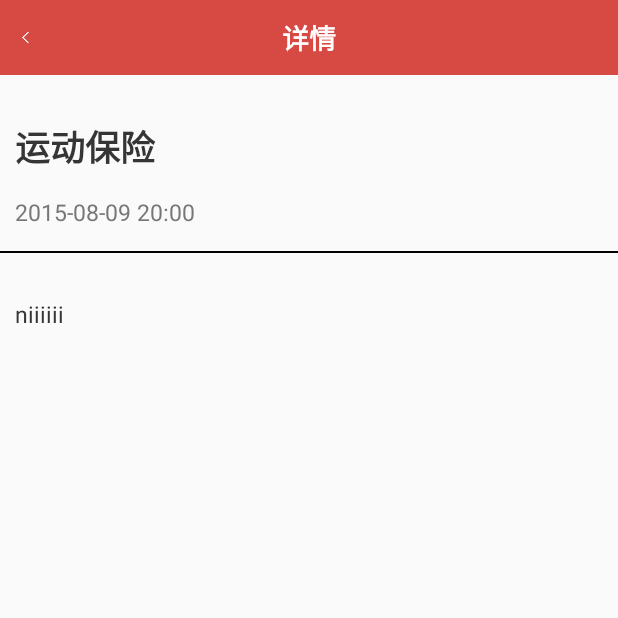
After one commit to linbin91/BaiLiBao, an Android app: the ProgressDetailActivity screen opened directly, with no data from a screen before it, on a phone screen of 412 x 824 dp, the top half of it. The commit adds this screen. Run offline under Robolectric (Android 15) with nearby library versions, the phone set to English and light mode, and no system bars; our stand-ins replace ButterKnife; 2 statements that could not run were skipped.

Commit message:
提交代码！

```diff
--- a/app/src/main/AndroidManifest.xml
+++ b/app/src/main/AndroidManifest.xml
@@ -76,6 +76,7 @@
         <activity android:name=".Activity.MyBankCardActivity"/>
         <activity android:name=".Activity.WebViewActivity"/>
         <activity android:name=".Activity.WithdrawActivity"/>
+        <activity android:name=".Activity.ProgressDetailActivity"/>
         <activity android:name=".wxapi.WXEntryActivity"
             android:theme="@android:style/Theme.Translucent.NoTitleBar"
             android:exported="true"
--- a/app/src/main/java/com/bailibao/Activity/ProductDetailActivity.java
+++ b/app/src/main/java/com/bailibao/Activity/ProductDetailActivity.java
@@ -23,7 +23,7 @@ import java.util.ArrayList;
 import java.util.List;
 
 /**
- * Created by Administrator on 2016/4/14.
+ * 产品详请界面
  *
  *
  */
--- /dev/null
+++ b/app/src/main/java/com/bailibao/Activity/ProgressDetailActivity.java
@@ -0,0 +1,123 @@
+package com.bailibao.Activity;
+
+import android.os.Bundle;
+import android.view.View;
+import android.view.animation.Animation;
+import android.view.animation.AnimationUtils;
+import android.widget.ImageView;
+import android.widget.LinearLayout;
+import android.widget.RelativeLayout;
+import android.widget.TextView;
+import android.widget.Toast;
+
+import com.bailibao.R;
+import com.bailibao.base.BaseActivity;
+import com.bailibao.bean.product.ProgressDetailBean;
+import com.bailibao.data.HttpURLData;
+import com.bailibao.module.presenter.ViewPresenter;
+import com.bailibao.module.view.IGetDataView;
+import com.bailibao.util.UrlParse;
+import com.google.gson.Gson;
+
+import butterknife.ButterKnife;
+import butterknife.InjectView;
+
+/**
+ * 项目进展详情列表
+ */
+public class ProgressDetailActivity extends BaseActivity implements IGetDataView {
+
+    @InjectView(R.id.title_left)
+    ImageView titleLeft;
+    @InjectView(R.id.title_content)
+    TextView titleContent;
+    @InjectView(R.id.authen_rl_tilte)
+    RelativeLayout authenRlTilte;
+    @InjectView(R.id.tv_title)
+    TextView tvTitle;
+    @InjectView(R.id.tv_time)
+    TextView tvTime;
+    @InjectView(R.id.content)
+    TextView tvContent;
+    @InjectView(R.id.iv_loading)
+    ImageView ivLoading;
+    @InjectView(R.id.loading_layout)
+    LinearLayout loadingLayout;
+    private ViewPresenter mPresenter;
+
+    @Override
+    protected void initData() {
+        int id = getIntent().getIntExtra("id",0);
+        mPresenter = new ViewPresenter(this);
+        request(id);
+    }
+
+    private void request(int id) {
+        String url = HttpURLData.APPFUN_PRODUCT_PROGRESS;
+        UrlParse parse = new UrlParse(url);
+        parse.putValue("id",id);
+        mPresenter.getNetData(parse.toString());
+    }
+
+    @Override
+    protected void setListener() {
+        titleLeft.setOnClickListener(this);
+    }
+
+    @Override
+    protected void findView() {
+        setContentView(R.layout.activity_progress_detail);
+        ButterKnife.inject(this);
+    }
+
+    @Override
+    public void onClick(View v) {
+        switch (v.getId()) {
+            case R.id.title_left:
+                finish();
+                break;
+            default:
+                break;
+        }
+    }
+
+    @Override
+    public void fillView(String content){
+        if (content != null && !content.isEmpty()){
+            Gson gson = new Gson();
+            ProgressDetailBean bean = gson.fromJson(content,ProgressDetailBean.class);
+            if (bean != null){
+                tvTitle.setText(bean.title);
+                tvTime.setText(bean.createdDate);
+                tvContent.setText(bean.content);
+            }
+        }
+
+    }
+
+    @Override
+    public void toast(String msg) {
+        Toast.makeText(this, msg, Toast.LENGTH_SHORT).show();
+    }
+
+    @Override
+    public void showProgress() {
+        loadingLayout.setVisibility(View.VISIBLE);
+        Animation mRotateAnim = AnimationUtils.loadAnimation(this, R.anim.loading_rotate);
+        ivLoading.startAnimation(mRotateAnim);
+    }
+
+    @Override
+    public void hideProgress() {
+        ivLoading.clearAnimation();
+        loadingLayout.setVisibility(View.GONE);
+    }
+
+
+    @Override
+    protected void onCreate(Bundle savedInstanceState) {
+        super.onCreate(savedInstanceState);
+        // TODO: add setContentView(...) invocation
+        ButterKnife.inject(this);
+    }
+}
--- a/app/src/main/java/com/bailibao/fragment/ManagerFragment.java
+++ b/app/src/main/java/com/bailibao/fragment/ManagerFragment.java
@@ -146,10 +146,6 @@ public class ManagerFragment extends BaseFragment implements IGetDataView{
                 initData();
             }
         });
-
-
-
-
     }
 
     private void findView() {
--- /dev/null
+++ b/app/src/main/res/layout/activity_progress_detail.xml
@@ -0,0 +1,82 @@
+<?xml version="1.0" encoding="utf-8"?>
+<RelativeLayout xmlns:android="http://schemas.android.com/apk/res/android"
+    android:orientation="vertical" android:layout_width="match_parent"
+    android:layout_height="match_parent">
+
+    <LinearLayout
+        android:orientation="vertical"
+        android:layout_width="match_parent"
+        android:layout_height="match_parent">
+        <RelativeLayout
+            android:id="@+id/authen_rl_tilte"
+            android:layout_width="match_parent"
+            android:layout_height="@dimen/dp50"
+            android:background="@color/title_container_color"
+            android:gravity="center_vertical">
+
+            <ImageView
+                android:id="@+id/title_left"
+                android:layout_width="wrap_content"
+                android:layout_height="wrap_content"
+                android:layout_alignParentLeft="true"
+                android:layout_centerVertical="true"
+                android:paddingLeft="@dimen/dp11"
+                android:paddingRight="@dimen/dp11"
+                android:src="@mipmap/title_left_back" />
+
+            <TextView
+                android:id="@+id/title_content"
+                android:layout_width="wrap_content"
+                android:layout_height="wrap_content"
+                android:layout_centerInParent="true"
+                android:layout_centerVertical="true"
+                android:text="详情"
+                android:textColor="@color/title_text_color"
+                android:textSize="18sp"
+                android:textStyle="bold" />
+        </RelativeLayout>
+
+        <TextView
+            android:id="@+id/tv_title"
+            android:text="运动保险"
+            android:layout_marginTop="@dimen/dp20"
+            android:textColor="#353535"
+            android:textSize="23sp"
+            android:paddingLeft="@dimen/dp10"
+            android:paddingRight="@dimen/dp10"
+            android:textStyle="bold"
+            android:layout_width="match_parent"
+            android:layout_height="wrap_content" />
+
+        <TextView
+            android:id="@+id/tv_time"
+            android:text="2015-08-09 20:00"
+            android:layout_marginTop="@dimen/dp15"
+            android:textColor="#777777"
+            android:textSize="15sp"
+            android:paddingLeft="@dimen/dp10"
+            android:paddingRight="@dimen/dp10"
+            android:layout_width="match_parent"
+            android:layout_height="wrap_content" />
+
+        <View
+            android:layout_marginTop="@dimen/dp15"
+            android:background="@color/black"
+            android:layout_width="match_parent"
+            android:layout_height="@dimen/dp1"
+            android:paddingLeft="@dimen/dp10"
+            android:paddingRight="@dimen/dp10" />
+
+        <TextView
+            android:id="@+id/content"
+            android:paddingLeft="@dimen/dp10"
+            android:paddingRight="@dimen/dp10"
+            android:text="niiiiii"
+            android:textColor="#353535"
+            android:textSize="@dimen/sp15"
+            android:layout_marginTop="@dimen/dp20"
+            android:layout_width="match_parent"
+            android:layout_height="match_parent" />
+    </LinearLayout>
+    <include layout="@layout/loading_view"/>
+</RelativeLayout>
```
Also changed, not shown: app/src/main/java/com/bailibao/Activity/ProductProgressActivity.java (+9 -6 lines), app/src/main/java/com/bailibao/bean/product/ProgressDetailBean.java (added, +14 -0 lines), app/src/main/res/layout/activity_product_detail.xml (+5 -5 lines).
